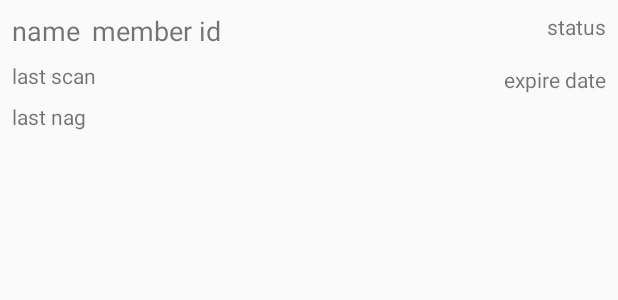
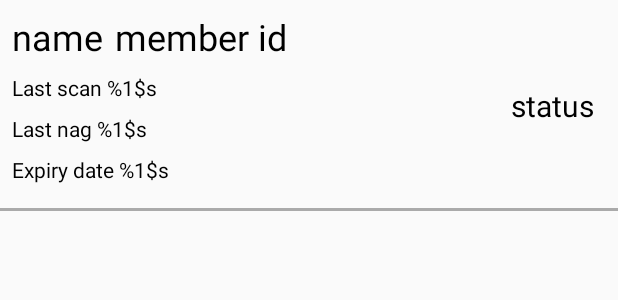
Before and after one commit to makerspace/BoxTerminator-App, an Android app: the layout termination_list_item.xml on its own in the app's theme, with its tools: preview values and no code run, on a phone screen of 412 x 824 dp. Shown: the top 300 px of the screen. Run offline under Robolectric (Android 15) with nearby library versions, the light colour scheme and no system bars.

Commit message:
Make scan session list more readable

```diff
--- a/app/build.gradle
+++ b/app/build.gradle
@@ -3,6 +3,8 @@ apply plugin: 'com.android.application'
 apply plugin: 'kotlin-android'
 
 apply plugin: 'kotlin-android-extensions'
+
+apply plugin: 'kotlin-kapt'
 
 android {
     compileSdkVersion 28
--- a/app/src/main/java/stockholm/makerspace/boxterminator/extensions/Extensions.kt
+++ b/app/src/main/java/stockholm/makerspace/boxterminator/extensions/Extensions.kt
@@ -16,3 +16,7 @@ fun ViewGroup.inflate(@LayoutRes layoutRes: Int, attachToRoot: Boolean = false):
 fun DateTime.simpleDateString(): String {
     return SimpleDateFormat("yyyy-MM-dd", Locale.UK).format(this.toDate())
 }
+
+fun Date.simpleDateStringWithTime(): String {
+    return SimpleDateFormat("yyyy-MM-dd HH:mm", Locale.UK).format(this)
+}
--- a/app/src/main/java/stockholm/makerspace/boxterminator/models/Box.kt
+++ b/app/src/main/java/stockholm/makerspace/boxterminator/models/Box.kt
@@ -2,6 +2,7 @@ package stockholm.makerspace.boxterminator.models
 
 import android.os.Parcelable
 import kotlinx.android.parcel.Parcelize
+import java.util.*
 
 @Parcelize
 data class Box(val box_label_id : Int, //unique timestamp for each QR sticker
@@ -11,5 +12,5 @@ data class Box(val box_label_id : Int, //unique timestamp for each QR sticker
                val terminate_date: String, //expire date + 45 days
                val status: TerminationStatus,
                val last_nag_at: String?,
-               val last_check_at : String
+               val last_check_at : Date
 ) : Parcelable
--- a/app/src/main/java/stockholm/makerspace/boxterminator/network/Skynet.kt
+++ b/app/src/main/java/stockholm/makerspace/boxterminator/network/Skynet.kt
@@ -22,6 +22,7 @@ class Skynet : KoinComponent {
         skynetDatastore.refreshSession()
 
         val gson = GsonBuilder()
+            .setDateFormat("yyyy-MM-dd\'T\'HH:mm:ss")
             .create()
 
         val logging = HttpLoggingInterceptor()
--- a/app/src/main/java/stockholm/makerspace/boxterminator/terminationsessions/TerminationSessionsActivity.kt
+++ b/app/src/main/java/stockholm/makerspace/boxterminator/terminationsessions/TerminationSessionsActivity.kt
@@ -28,7 +28,8 @@ class TerminationSessionsActivity : AppCompatActivity(), TerminationSessionsCont
     }
 
     override fun showScans(scans : List<Box>) {
-        val sessionsAdapter = TerminationListAdapter(scans)
+        val sortedScans = scans.sortedBy { it.expire_date }
+        val sessionsAdapter = TerminationListAdapter(sortedScans)
         scanSessionRecyclerView.layoutManager = LinearLayoutManager(this, LinearLayoutManager.VERTICAL, false)
         scanSessionRecyclerView.adapter = sessionsAdapter
     }
--- a/app/src/main/res/layout/termination_list_item.xml
+++ b/app/src/main/res/layout/termination_list_item.xml
@@ -8,46 +8,63 @@
 
 
     <TextView
-            android:text="name"
+            tools:text="name"
             android:layout_width="wrap_content"
             android:layout_height="wrap_content"
-            android:textSize="18sp"
+            android:textColor="@android:color/black"
+            android:textSize="24sp"
             android:id="@+id/boxName" android:layout_marginTop="8dp"
             app:layout_constraintTop_toTopOf="parent" app:layout_constraintStart_toStartOf="parent"
-            android:layout_marginStart="8dp"/>
+            android:layout_marginStart="8dp" android:layout_marginBottom="8dp"
+            app:layout_constraintBottom_toTopOf="@+id/boxLastScan"/>
     <TextView
-            android:text="member id"
-            android:textSize="18sp"
+            tools:text="member id"
+            android:textColor="@android:color/black"
+            android:textSize="24sp"
             android:layout_width="wrap_content"
             android:layout_height="wrap_content"
             android:id="@+id/boxMemberId" android:layout_marginTop="8dp"
             app:layout_constraintTop_toTopOf="parent" app:layout_constraintStart_toEndOf="@+id/boxName"
             android:layout_marginStart="8dp"/>
     <TextView
-            android:text="status"
+            tools:text="status"
             android:layout_width="wrap_content"
             android:layout_height="wrap_content"
-            android:id="@+id/boxStatus" android:layout_marginTop="8dp"
-            app:layout_constraintTop_toTopOf="parent" app:layout_constraintEnd_toEndOf="parent"
-            android:layout_marginEnd="8dp"/>
+            android:id="@+id/boxStatus"
+            android:textSize="20dp"
+            android:textColor="@android:color/black"
+            android:layout_marginEnd="16dp" app:layout_constraintEnd_toEndOf="parent"
+            app:layout_constraintTop_toTopOf="parent"
+            app:layout_constraintBottom_toBottomOf="parent"/>
     <TextView
-            android:text="last scan"
+            android:text="@string/last_scan"
             android:layout_width="wrap_content"
             android:layout_height="wrap_content"
+            android:textColor="@android:color/black"
             android:id="@+id/boxLastScan" app:layout_constraintStart_toStartOf="parent" android:layout_marginStart="8dp"
-            android:layout_marginTop="8dp" app:layout_constraintTop_toBottomOf="@+id/boxName"/>
+            android:layout_marginBottom="8dp" app:layout_constraintBottom_toTopOf="@+id/boxLastNag"/>
     <TextView
-            android:text="last nag"
+            android:text="@string/last_nag"
             android:layout_width="wrap_content"
             android:layout_height="wrap_content"
-            android:id="@+id/boxLastNag" android:layout_marginTop="8dp"
-            app:layout_constraintTop_toBottomOf="@+id/boxLastScan" app:layout_constraintStart_toStartOf="parent"
-            android:layout_marginStart="8dp" android:layout_marginBottom="8dp"
-            app:layout_constraintBottom_toBottomOf="parent"/>
+            android:textColor="@android:color/black"
+            android:id="@+id/boxLastNag"
+            android:layout_marginBottom="8dp" app:layout_constraintBottom_toTopOf="@+id/boxExpireDate"
+            app:layout_constraintStart_toStartOf="parent" android:layout_marginStart="8dp"/>
     <TextView
-            android:text="expire date"
+            android:text="@string/expiry_date"
             android:layout_width="wrap_content"
             android:layout_height="wrap_content"
-            android:id="@+id/boxExpireDate" app:layout_constraintEnd_toEndOf="parent" android:layout_marginEnd="8dp"
-            android:layout_marginTop="16dp" app:layout_constraintTop_toBottomOf="@+id/boxStatus"/>
+            android:textColor="@android:color/black"
+            android:id="@+id/boxExpireDate"
+            app:layout_constraintStart_toStartOf="parent"
+            android:layout_marginStart="8dp" app:layout_constraintBottom_toTopOf="@+id/view2"
+            android:layout_marginBottom="16dp"/>
+
+    <View android:layout_width="match_parent" android:layout_height="2dp"
+          android:background="@android:color/darker_gray"
+          app:layout_constraintStart_toStartOf="@+id/boxStatus"
+          app:layout_constraintEnd_toEndOf="parent" app:layout_constraintHorizontal_bias="0.0"
+          android:id="@+id/view2" android:layout_marginTop="16dp"
+          app:layout_constraintTop_toBottomOf="@+id/boxExpireDate"/>
 </android.support.constraint.ConstraintLayout>
--- a/app/src/main/res/values/strings.xml
+++ b/app/src/main/res/values/strings.xml
@@ -3,4 +3,7 @@
     <string name="burger_open">Drawer open</string>
     <string name="burger_close">Drawer close</string>
     <string name="member_not_found">Member does not exist</string>
+    <string name="last_scan">Last scan %1$s</string>
+    <string name="last_nag">Last nag %1$s</string>
+    <string name="expiry_date">Expiry date %1$s</string>
 </resources>
--- a/build.gradle
+++ b/build.gradle
@@ -2,6 +2,7 @@
 
 buildscript {
     ext.kotlin_version = '1.3.21'
+    ext.supportlibrary_version = '28.0.0'
     repositories {
         google()
         jcenter()
```
Also changed, not shown: app/src/main/java/stockholm/makerspace/boxterminator/utils/TerminationListAdapter.kt (+8 -6 lines), app/src/main/res/layout/termination_sessions_activity.xml (+16 -7 lines).
